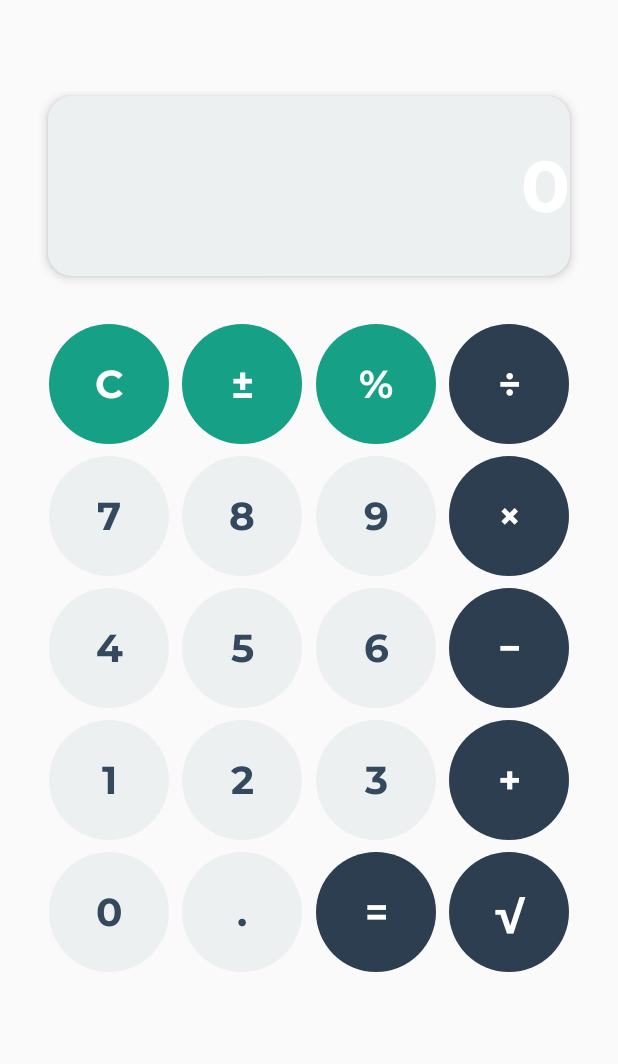
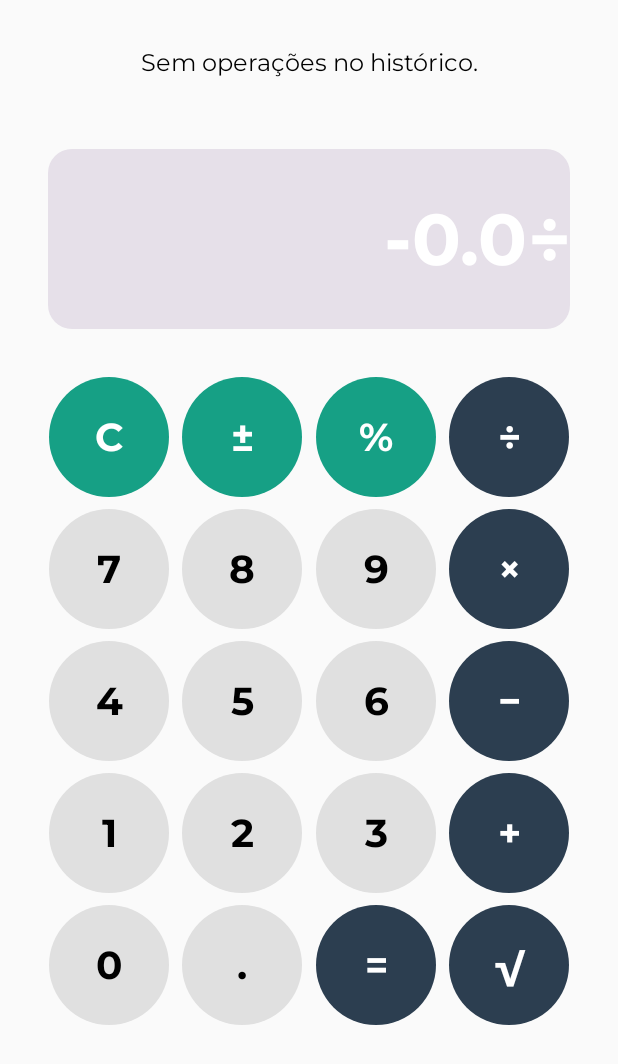
Before and after one commit to LuanadeSouza/Calculadora, an Android app built with Jetpack Compose: the screen it shows after launch (MainActivity), after a tap on an icon or button, on a phone screen of 412 x 824 dp. Shown: the top 1064 px of the screen. Run offline under Robolectric (Android 15) with nearby library versions, the phone set to English and light mode, and no system bars; 3 other taps on this screen came first.

```diff
--- /dev/null
+++ b/app/src/main/java/com/luanadev/calculadora/domain/usecase/OperationFactory.kt
@@ -0,0 +1,9 @@
+package com.luanadev.calculadora.domain.usecase
+
+import com.luanadev.calculadora.data.model.Operation
+
+class OperationFactory(private val arithmeticOperations: ArithmeticOperationsUseCase) {
+    fun executeOperation(operation: Operation): Double {
+        return arithmeticOperations.calculate(operation)
+    }
+}
--- a/app/src/main/java/com/luanadev/calculadora/ui/components/CalculatorButton.kt
+++ b/app/src/main/java/com/luanadev/calculadora/ui/components/CalculatorButton.kt
@@ -18,10 +18,10 @@ import androidx.compose.ui.tooling.preview.Preview
 import androidx.compose.ui.unit.dp
 import androidx.compose.ui.unit.sp
 import com.luanadev.calculadora.ui.theme.CalculadoraTheme
+import com.luanadev.calculadora.ui.theme.MontserratFont
 import com.luanadev.calculadora.ui.theme.PrimaryColor
 import com.luanadev.calculadora.ui.theme.SecondaryColor
 import com.luanadev.calculadora.ui.theme.TextPrimary
-import com.luanadev.calculadora.ui.theme.MontserratFont
 
 @Composable
 fun CalculatorButton(
@@ -52,12 +52,10 @@ fun CalculatorButton(
             .semantics {
                 contentDescription = when (label) {
                     "+" -> "Botão de soma"
-                    "C" -> "Botão limpar"
+                    "-" -> "Botão de subtração"
+                    "*" -> "Botão de multiplicação"
+                    "/" -> "Botão de divisão"
                     "=" -> "Botão de igual"
-                    "." -> "Botão de ponto decimal"
-                    "±" -> "Botão para alternar o sinal"
-                    "%" -> "Botão de porcentagem"
-                    "√" -> "Botão de raiz quadrada"
                     else -> "Botão $label"
                 }
             }
--- a/app/src/main/java/com/luanadev/calculadora/ui/components/CalculatorDisplay.kt
+++ b/app/src/main/java/com/luanadev/calculadora/ui/components/CalculatorDisplay.kt
@@ -5,8 +5,8 @@ import androidx.compose.foundation.layout.fillMaxWidth
 import androidx.compose.foundation.layout.height
 import androidx.compose.foundation.layout.padding
 import androidx.compose.foundation.shape.RoundedCornerShape
+import androidx.compose.material3.Card
 import androidx.compose.material3.MaterialTheme
-import androidx.compose.material3.Surface
 import androidx.compose.material3.Text
 import androidx.compose.runtime.Composable
 import androidx.compose.ui.Alignment
@@ -14,22 +14,24 @@ import androidx.compose.ui.Modifier
 import androidx.compose.ui.semantics.contentDescription
 import androidx.compose.ui.semantics.semantics
 import androidx.compose.ui.text.style.TextAlign
-import androidx.compose.ui.tooling.preview.Preview
 import androidx.compose.ui.unit.dp
 import androidx.compose.ui.unit.sp
-import com.luanadev.calculadora.ui.theme.MontserratFont
 
 @Composable
 fun CalculatorDisplay(displayText: String) {
-    Surface(
+    val description = when {
+        displayText.isBlank() -> "Display vazio"
+        displayText == "NaN" -> "Erro: resultado inválido"
+        else -> "Display mostrando: $displayText"
+    }
+
+    Card(
         modifier = Modifier
             .fillMaxWidth()
             .padding(16.dp)
-            .semantics {
-                contentDescription = "Display mostrando: $displayText"
-            }, // Descrição acessível
+            .semantics { contentDescription = description }, // Descrição acessível
         shape = RoundedCornerShape(16.dp),
-        shadowElevation = 4.dp
+        // elevation = 8.dp
     ) {
         Box(
             contentAlignment = Alignment.CenterEnd,
@@ -38,10 +40,13 @@ fun CalculatorDisplay(displayText: String) {
                 .height(120.dp)
         ) {
             Text(
-                text = displayText,
+                text = when {
+                    displayText.isBlank() -> "0" // Mostra "0" quando vazio
+                    displayText == "NaN" -> "Erro" // Mostra "Erro" para resultados inválidos
+                    else -> displayText
+                },
                 style = MaterialTheme.typography.headlineLarge.copy(
-                    fontSize = 48.sp,
-                    fontFamily = MontserratFont
+                    fontSize = 48.sp
                 ),
                 textAlign = TextAlign.End,
                 color = MaterialTheme.colorScheme.onSurface
@@ -49,9 +54,3 @@ fun CalculatorDisplay(displayText: String) {
         }
     }
 }
-
-@Preview(showBackground = true)
-@Composable
-fun PreviewCalculatorDisplay() {
-    CalculatorDisplay(displayText = "12345")
-}
--- a/app/src/main/java/com/luanadev/calculadora/ui/components/CalculatorGrid.kt
+++ b/app/src/main/java/com/luanadev/calculadora/ui/components/CalculatorGrid.kt
@@ -1,16 +1,14 @@
 package com.luanadev.calculadora.ui.components
 
-import androidx.compose.foundation.layout.Arrangement
-import androidx.compose.foundation.layout.Column
-import androidx.compose.foundation.layout.Row
-import androidx.compose.foundation.layout.fillMaxWidth
-import androidx.compose.foundation.layout.padding
+import androidx.compose.foundation.layout.*
 import androidx.compose.runtime.Composable
 import androidx.compose.ui.Modifier
+import androidx.compose.ui.graphics.Color
+import androidx.compose.ui.semantics.contentDescription
+import androidx.compose.ui.semantics.semantics
 import androidx.compose.ui.tooling.preview.Preview
 import androidx.compose.ui.unit.dp
 import com.luanadev.calculadora.ui.theme.CalculadoraTheme
-import com.luanadev.calculadora.ui.theme.DarkBackground
 import com.luanadev.calculadora.ui.theme.LightBackground
 import com.luanadev.calculadora.ui.theme.PrimaryColor
 import com.luanadev.calculadora.ui.theme.SecondaryColor
@@ -18,12 +16,13 @@ import com.luanadev.calculadora.ui.theme.TextPrimary
 
 @Composable
 fun CalculatorGrid(onButtonClick: (String) -> Unit) {
+    // Configuração dos botões
     val buttons = listOf(
         listOf("C", "±", "%", "÷"),
         listOf("7", "8", "9", "×"),
         listOf("4", "5", "6", "−"),
         listOf("1", "2", "3", "+"),
-        listOf("0", ".", "=", "√") // Última linha com "0", ".", "=", e "√"
+        listOf("0", ".", "=", "√")
     )
 
     Column(
@@ -35,7 +34,7 @@ fun CalculatorGrid(onButtonClick: (String) -> Unit) {
         for (row in buttons) {
             Row(
                 modifier = Modifier.fillMaxWidth(),
-                horizontalArrangement = Arrangement.SpaceEvenly // Espaçamento uniforme
+                horizontalArrangement = Arrangement.SpaceEvenly
             ) {
                 for (button in row) {
                     val isOperator = button in listOf("+", "−", "×", "÷", "=", "√")
@@ -45,15 +44,18 @@ fun CalculatorGrid(onButtonClick: (String) -> Unit) {
                         label = button,
                         onClick = { onButtonClick(button) },
                         backgroundColor = when {
-                            isOperator -> PrimaryColor // Azul Escuro
-                            isAction -> SecondaryColor // Verde Esmeralda
-                            else -> LightBackground // Cinza Claro
+                            isOperator -> PrimaryColor // Azul Escuro para operadores
+                            isAction -> SecondaryColor // Verde Esmeralda para ações
+                            else -> LightBackground // Cinza Claro para números
                         },
                         textColor = when {
                             isOperator -> TextPrimary // Branco
                             isAction -> TextPrimary // Branco
-                            else -> DarkBackground // Azul Acinzentado
-                        }
+                            else -> Color.Black //
+                        },
+                        modifier = Modifier
+                            .size(80.dp)
+                            .semantics { contentDescription = "Botão $button" }
                     )
                 }
             }
--- a/app/src/main/java/com/luanadev/calculadora/ui/screen/MainScreen.kt
+++ b/app/src/main/java/com/luanadev/calculadora/ui/screen/MainScreen.kt
@@ -1,10 +1,6 @@
 package com.luanadev.calculadora.ui.screen
 
-import androidx.compose.foundation.layout.Column
-import androidx.compose.foundation.layout.Spacer
-import androidx.compose.foundation.layout.fillMaxSize
-import androidx.compose.foundation.layout.height
-import androidx.compose.foundation.layout.padding
+import androidx.compose.foundation.layout.*
 import androidx.compose.runtime.Composable
 import androidx.compose.runtime.collectAsState
 import androidx.compose.ui.Modifier
@@ -17,23 +13,21 @@ import com.luanadev.calculadora.viewmodel.CalculatorViewModel
 
 @Composable
 fun MainScreen(calculatorViewModel: CalculatorViewModel = viewModel()) {
+    // Observa os estados do ViewModel
     val displayText = calculatorViewModel.displayText.collectAsState().value
     val history = calculatorViewModel.history.collectAsState().value
 
     Column(
         modifier = Modifier
             .fillMaxSize()
-            .padding(16.dp)
+            .padding(16.dp),
+        verticalArrangement = Arrangement.spacedBy(16.dp)
     ) {
         // Exibe o Histórico
-        CalculatorHistory(history)
-
-        Spacer(modifier = Modifier.height(16.dp))
+        CalculatorHistory(history = history)
 
         // Exibe o Display
         CalculatorDisplay(displayText = displayText)
-
-        Spacer(modifier = Modifier.height(16.dp))
 
         // Adiciona o Grid de Botões
         CalculatorGrid { button ->
--- a/app/src/main/java/com/luanadev/calculadora/ui/theme/Color.kt
+++ b/app/src/main/java/com/luanadev/calculadora/ui/theme/Color.kt
@@ -5,7 +5,7 @@ import androidx.compose.ui.graphics.Color
 // Nova Paleta de Cores
 val PrimaryColor = Color(0xFF2C3E50) // Azul Escuro
 val SecondaryColor = Color(0xFF16A085) // Verde Esmeralda
-val LightBackground = Color(0xFFECF0F1) // Cinza Claro
+val LightBackground = Color(0xFFE0E0E0) // Cinza Claro
 val DarkBackground = Color(0xFF34495E) // Azul Acinzentado
 val TextPrimary = Color(0xFFFFFFFF) // Branco
 val TextSecondary = Color(0xFFBDC3C7) // Cinza Claro
```
Also changed, not shown: app/src/main/java/com/luanadev/calculadora/domain/usecase/ArithmeticOperationsUseCase.kt (added, +19 -0 lines), app/src/main/java/com/luanadev/calculadora/domain/usecase/CalculateOperation.kt (deleted, +0 -38 lines), app/src/main/java/com/luanadev/calculadora/domain/usecase/OperationValidatorUseCase.kt (added, +10 -0 lines), app/src/main/java/com/luanadev/calculadora/ui/components/CalculatorHistory.kt (+59 -16 lines), app/src/main/java/com/luanadev/calculadora/viewmodel/CalculatorViewModel.kt (+15 -9 lines), 5 other files.
